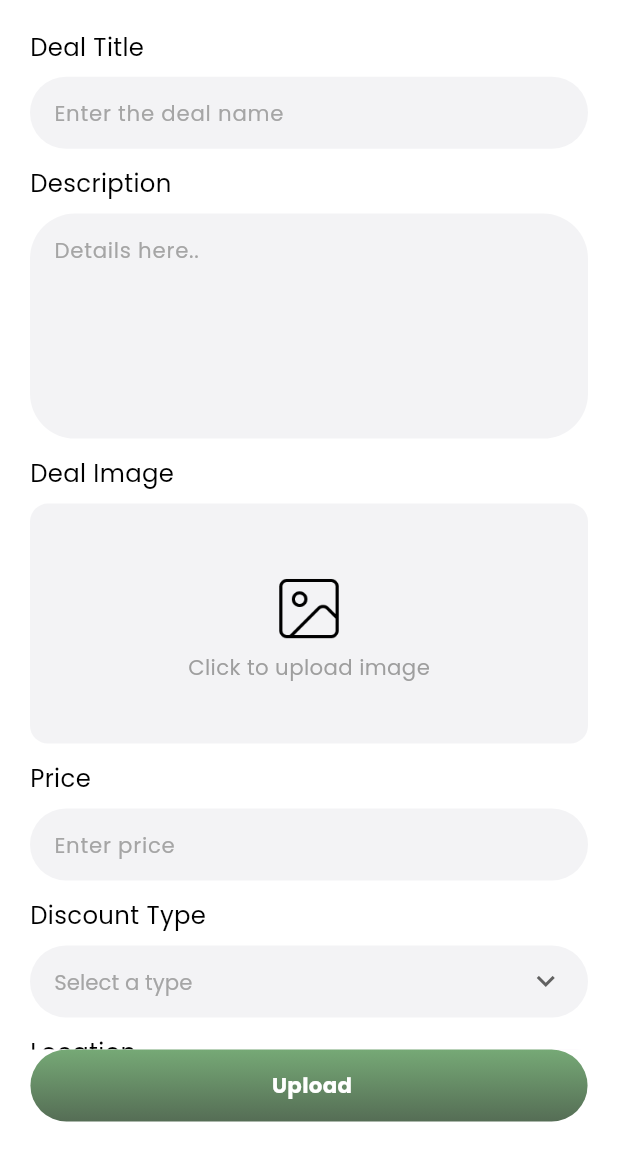
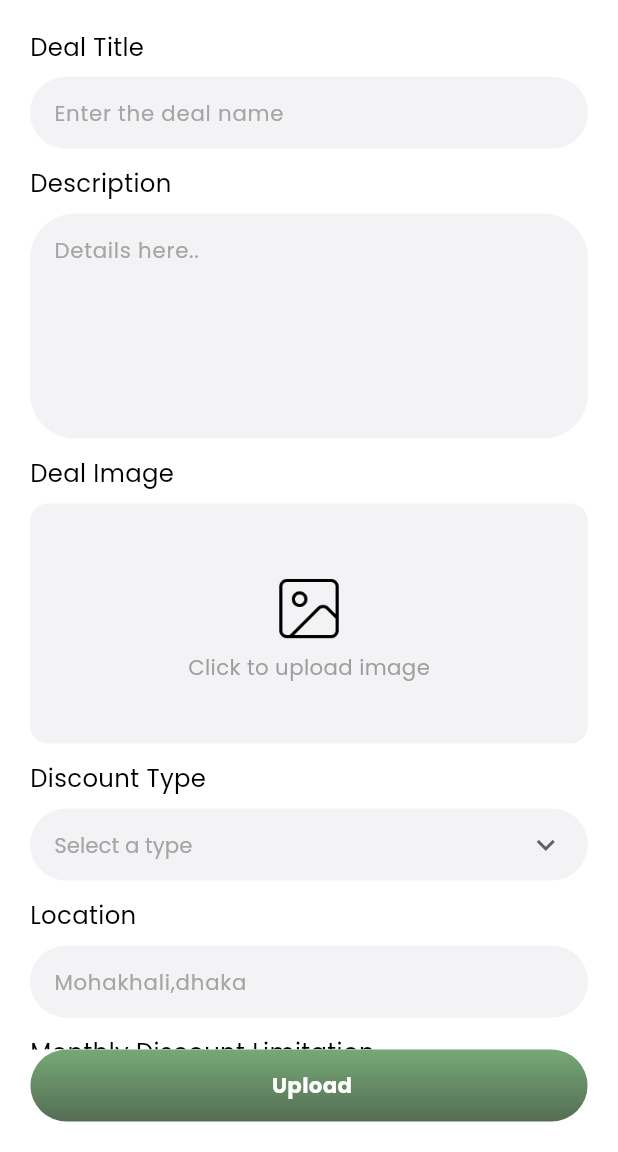
Before and after one commit to Alnur17/save_key, a Flutter app: the CreateDealsView screen opened directly, on a phone screen of 412 x 824 dp, the part 84-1236 px from its top. Run offline on Flutter 3.47's test engine with Material 3 defaults, Android fonts, the light colour scheme and no system bars; our stand-ins replace cached_network_image, fl_chart, flutter_screenutil, get, get_storage, google_fonts and 5 more; missing offline and left inert: mobile_scanner; accounts and stored records are empty.

Commit message:
solve all

```diff
--- a/lib/app/modules/local_business/deals/views/create_deals_view.dart
+++ b/lib/app/modules/local_business/deals/views/create_deals_view.dart
@@ -78,15 +78,6 @@ class CreateDealsView extends StatelessWidget {
             ),
             sh12,
             Text(
-              'Price',
-              style: h4,
-            ),
-            sh8,
-            CustomTextField(
-              hintText: 'Enter price',
-            ),
-            sh12,
-            Text(
               'Discount Type',
               style: h4,
             ),
@@ -115,48 +106,6 @@ class CreateDealsView extends StatelessWidget {
                 ],
               ),
             ),
-            // sh12,
-            // Text(
-            //   'Eligibility/Frequency',
-            //   style: h4,
-            // ),
-            // sh8,
-            // Obx(
-            //   () => ReusableDropdown(
-            //     options: [
-            //       'Once per month',
-            //       'Once per week',
-            //       'One-Time Only',
-            //       'Unlimited'
-            //     ],
-            //     hintText: 'Select a type',
-            //     selectedValue: controller.selectedEligibility.value,
-            //     onChanged: (value) => controller.changeEligibility(value),
-            //   ),
-            // ),
-            // sh12,
-            // Text(
-            //   'Schedule',
-            //   style: h4,
-            // ),
-            // sh8,
-            // Obx(
-            //   () => ReusableDropdown(
-            //     options: ['Always-on', 'Happy Hours', 'Promo Window'],
-            //     hintText: 'Select a type',
-            //     selectedValue: controller.selectedSchedule.value,
-            //     onChanged: (value) => controller.changeSchedule(value),
-            //   ),
-            // ),
-            // sh12,
-            // Text(
-            //   'Create Private Code',
-            //   style: h4,
-            // ),
-            // sh8,
-            // CustomTextField(
-            //   hintText: 'D-VG326',
-            // ),
             sh12,
             Text(
               'Location',
@@ -174,15 +123,8 @@ class CreateDealsView extends StatelessWidget {
             sh8,
             CustomTextField(
               hintText: '5 times',
-            ),sh12,
-            Text(
-              'Custom Discount Limitation',
-              style: h4,
             ),
-            sh8,
-            CustomTextField(
-              hintText: '5 times',
-            ),
+
             sh60,
           ],
         ),
```
Also changed, not shown: lib/app/modules/member/home/views/home_view.dart (+95 -89 lines), 7 other files.
